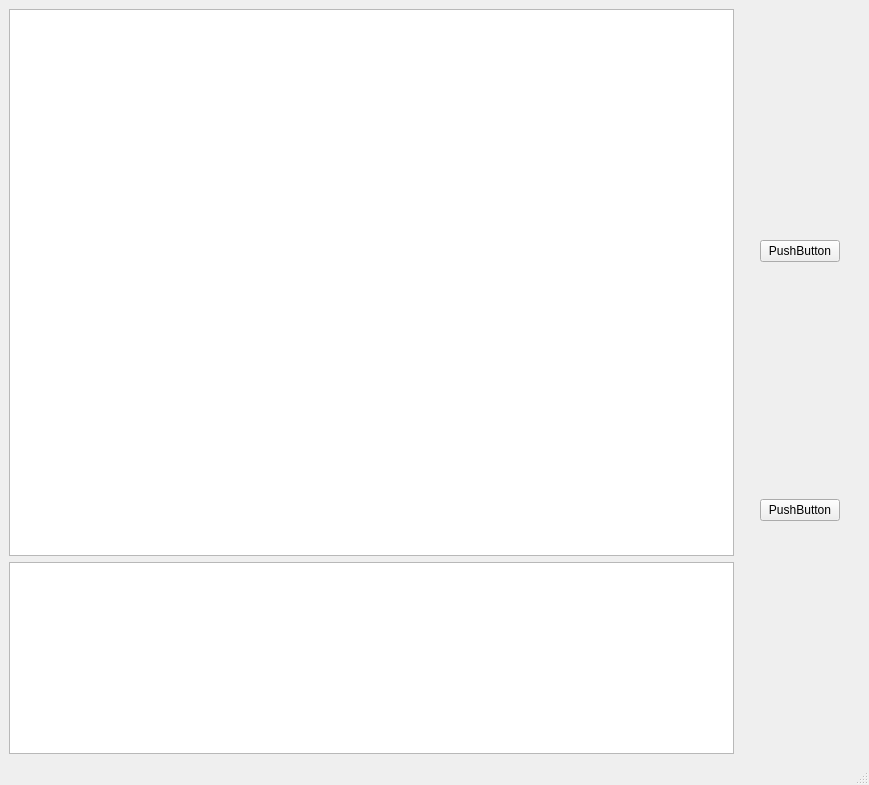
This is Game/mapwindow.ui in juhvv/programming3-2019-project as Qt 5 draws it before an edit. The edited form follows.
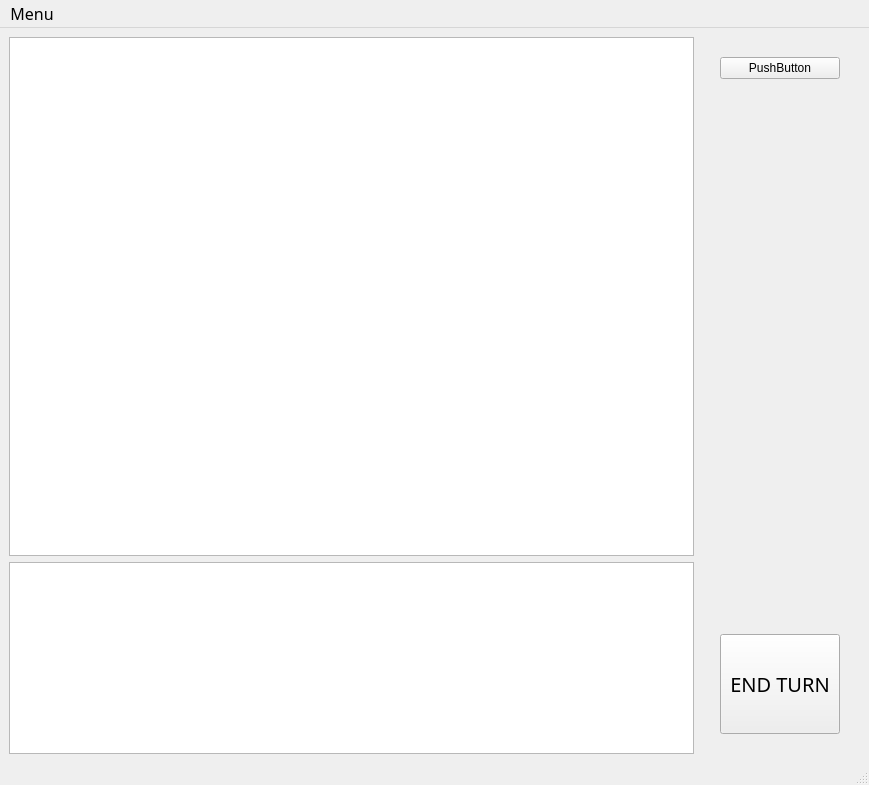
This is the edited form.

Commit message: Added empty classes for extra buildings. Implemented rudimentary map drawing. Added buttons and menus to mapWindow. Implemented turn counting.

Patch:
```diff
--- a/Game/mapwindow.ui
+++ b/Game/mapwindow.ui
@@ -46,12 +46,21 @@
       </item>
       <item>
        <layout class="QVBoxLayout" name="verticalLayout">
+        <property name="sizeConstraint">
+         <enum>QLayout::SetNoConstraint</enum>
+        </property>
         <property name="leftMargin">
          <number>20</number>
         </property>
+        <property name="topMargin">
+         <number>20</number>
+        </property>
         <property name="rightMargin">
          <number>20</number>
         </property>
+        <property name="bottomMargin">
+         <number>20</number>
+        </property>
         <item>
          <widget class="QPushButton" name="pushButton_2">
           <property name="text">
@@ -60,15 +69,45 @@
          </widget>
         </item>
         <item>
-         <widget class="QPushButton" name="pushButton">
+         <spacer name="verticalSpacer">
+          <property name="orientation">
+           <enum>Qt::Vertical</enum>
+          </property>
+          <property name="sizeHint" stdset="0">
+           <size>
+            <width>20</width>
+            <height>40</height>
+           </size>
+          </property>
+         </spacer>
+        </item>
+        <item>
+         <widget class="QPushButton" name="turnSwitchBtn">
+          <property name="enabled">
+           <bool>true</bool>
+          </property>
           <property name="sizePolicy">
            <sizepolicy hsizetype="Fixed" vsizetype="Fixed">
             <horstretch>0</horstretch>
             <verstretch>0</verstretch>
            </sizepolicy>
           </property>
+          <property name="minimumSize">
+           <size>
+            <width>120</width>
+            <height>100</height>
+           </size>
+          </property>
+          <property name="font">
+           <font>
+            <family>Linux Libertine Mono O</family>
+            <pointsize>15</pointsize>
+            <weight>50</weight>
+            <bold>false</bold>
+           </font>
+          </property>
           <property name="text">
-           <string>PushButton</string>
+           <string>END TURN</string>
           </property>
          </widget>
         </item>
@@ -84,9 +123,27 @@
      <x>0</x>
      <y>0</y>
      <width>869</width>
-     <height>19</height>
+     <height>24</height>
     </rect>
    </property>
+   <property name="font">
+    <font>
+     <family>Linux Libertine Mono O</family>
+     <pointsize>12</pointsize>
+     <weight>50</weight>
+     <bold>false</bold>
+    </font>
+   </property>
+   <widget class="QMenu" name="startmenu">
+    <property name="title">
+     <string>Menu</string>
+    </property>
+    <addaction name="actionStart"/>
+    <addaction name="actionSave"/>
+    <addaction name="actionLoad"/>
+    <addaction name="actionExit"/>
+   </widget>
+   <addaction name="startmenu"/>
   </widget>
   <widget class="QStatusBar" name="statusbar"/>
  </widget>
```
Left out of the diff: 53 changed lines with no effect on the pictures. The commit also changes 15 other files.
